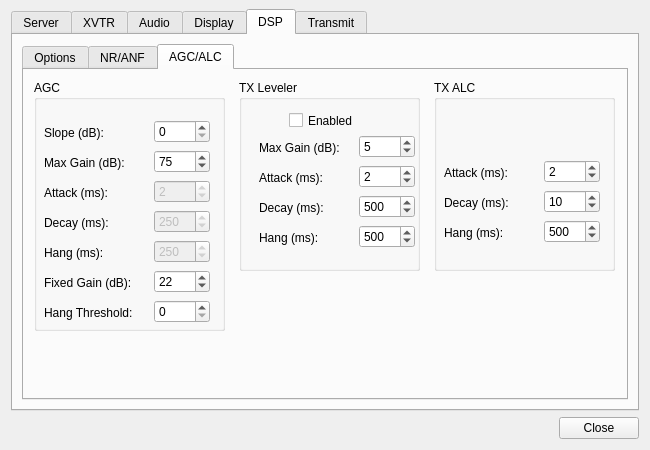
Qt form QtRadio/Configure.ui (kd0oss/QtRadioNG) before a commit.
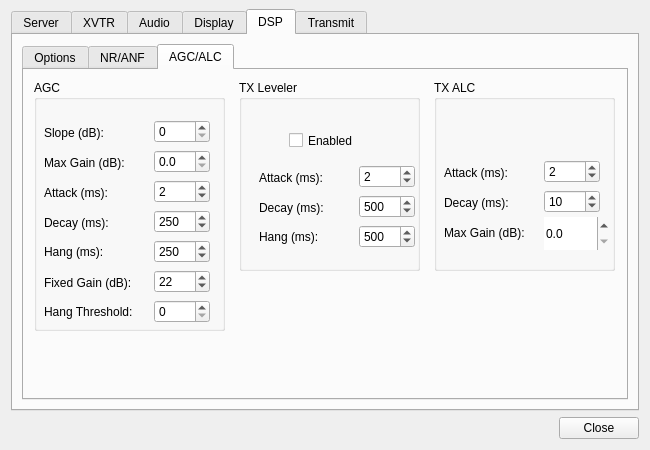
The same form after that commit. The open tabs and pages were chosen to show the change.

Diff of the .ui file:
```diff
--- a/QtRadio/Configure.ui
+++ b/QtRadio/Configure.ui
@@ -1662,9 +1662,9 @@
             <property name="geometry">
              <rect>
               <x>10</x>
-              <y>165</y>
+              <y>163</y>
               <width>81</width>
-              <height>16</height>
+              <height>18</height>
              </rect>
             </property>
             <property name="text">
@@ -1688,9 +1688,9 @@
             <property name="geometry">
              <rect>
               <x>10</x>
-              <y>225</y>
+              <y>223</y>
               <width>111</width>
-              <height>16</height>
+              <height>18</height>
              </rect>
             </property>
             <property name="text">
@@ -1710,7 +1710,7 @@
              <number>20</number>
             </property>
            </widget>
-           <widget class="QSpinBox" name="rxAgcMaxGainSpinBox">
+           <widget class="QDoubleSpinBox" name="rxAgcMaxGainSpinBox">
             <property name="geometry">
              <rect>
               <x>120</x>
@@ -1719,19 +1719,13 @@
               <height>23</height>
              </rect>
             </property>
-            <property name="minimum">
-             <number>-20</number>
-            </property>
-            <property name="maximum">
-             <number>120</number>
-            </property>
-            <property name="value">
-             <number>75</number>
+            <property name="decimals">
+             <number>1</number>
             </property>
            </widget>
            <widget class="QSpinBox" name="rxAgcDecaySpinBox">
             <property name="enabled">
-             <bool>false</bool>
+             <bool>true</bool>
             </property>
             <property name="geometry">
              <rect>
@@ -1750,7 +1744,7 @@
            </widget>
            <widget class="QSpinBox" name="rxAgcHangSpinBox">
             <property name="enabled">
-             <bool>false</bool>
+             <bool>true</bool>
             </property>
             <property name="geometry">
              <rect>
@@ -1801,7 +1795,7 @@
            </widget>
            <widget class="QSpinBox" name="rxAgcAttackSpinBox">
             <property name="enabled">
-             <bool>false</bool>
+             <bool>true</bool>
             </property>
             <property name="geometry">
              <rect>
@@ -1848,7 +1842,7 @@
             <property name="geometry">
              <rect>
               <x>50</x>
-              <y>30</y>
+              <y>50</y>
               <width>85</width>
               <height>21</height>
              </rect>
@@ -1857,19 +1851,6 @@
              <string>Enabled</string>
             </property>
            </widget>
-           <widget class="QLabel" name="label_48">
-            <property name="geometry">
-             <rect>
-              <x>20</x>
-              <y>60</y>
-              <width>91</width>
-              <height>16</height>
-             </rect>
-            </property>
-            <property name="text">
-             <string>Max Gain (dB):</string>
-            </property>
-           </widget>
            <widget class="QLabel" name="label_49">
             <property name="geometry">
              <rect>
@@ -1900,31 +1881,15 @@
             <property name="geometry">
              <rect>
               <x>20</x>
-              <y>150</y>
+              <y>148</y>
               <width>81</width>
-              <height>16</height>
+              <height>18</height>
              </rect>
             </property>
             <property name="text">
              <string>Hang (ms):</string>
             </property>
            </widget>
-           <widget class="QSpinBox" name="levelerMaxGainSpinBox">
-            <property name="geometry">
-             <rect>
-              <x>120</x>
-              <y>55</y>
-              <width>56</width>
-              <height>23</height>
-             </rect>
-            </property>
-            <property name="maximum">
-             <number>20</number>
-            </property>
-            <property name="value">
-             <number>5</number>
-            </property>
-           </widget>
            <widget class="QSpinBox" name="levelerAttackSpinBox">
             <property name="geometry">
              <rect>
@@ -2014,25 +1979,6 @@
              <number>2</number>
             </property>
            </widget>
-           <widget class="QSpinBox" name="alcHangSpinBox">
-            <property name="geometry">
-             <rect>
-              <x>110</x>
-              <y>140</y>
-              <width>56</width>
-              <height>23</height>
-             </rect>
-            </property>
-            <property name="minimum">
-             <number>10</number>
-            </property>
-            <property name="maximum">
-             <number>5000</number>
-            </property>
-            <property name="value">
-             <number>500</number>
-            </property>
-           </widget>
            <widget class="QLabel" name="label_52">
             <property name="geometry">
              <rect>
@@ -2051,12 +1997,12 @@
              <rect>
               <x>10</x>
               <y>145</y>
-              <width>81</width>
+              <width>99</width>
               <height>16</height>
              </rect>
             </property>
             <property name="text">
-             <string>Hang (ms):</string>
+             <string>Max Gain (dB):</string>
             </property>
            </widget>
            <widget class="QLabel" name="label_54">
@@ -2091,6 +2037,28 @@
              <number>10</number>
             </property>
            </widget>
+           <widget class="QDoubleSpinBox" name="alcMaxGainSpinBox">
+            <property name="geometry">
+             <rect>
+              <x>110</x>
+              <y>137</y>
+              <width>65</width>
+              <height>33</height>
+             </rect>
+            </property>
+            <property name="frame">
+             <bool>false</bool>
+            </property>
+            <property name="decimals">
+             <number>1</number>
+            </property>
+            <property name="maximum">
+             <double>50.000000000000000</double>
+            </property>
+            <property name="singleStep">
+             <double>0.100000000000000</double>
+            </property>
+           </widget>
           </widget>
          </widget>
         </widget>
```
Left out of the diff: 75 changed lines with no effect on the pictures.
